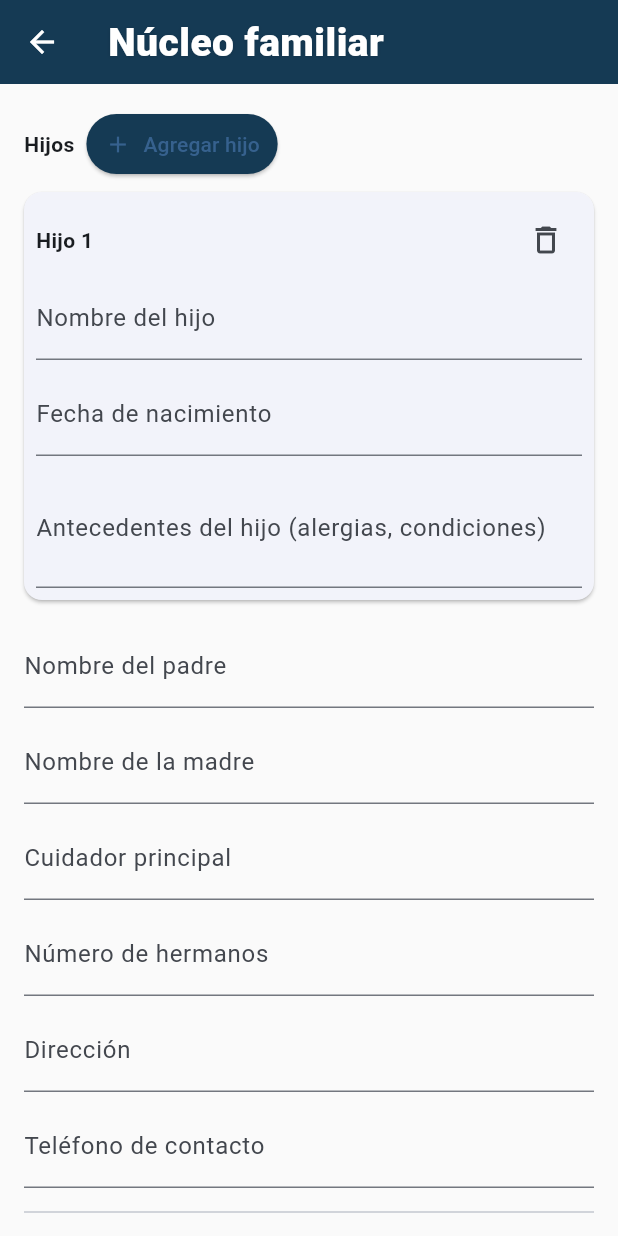
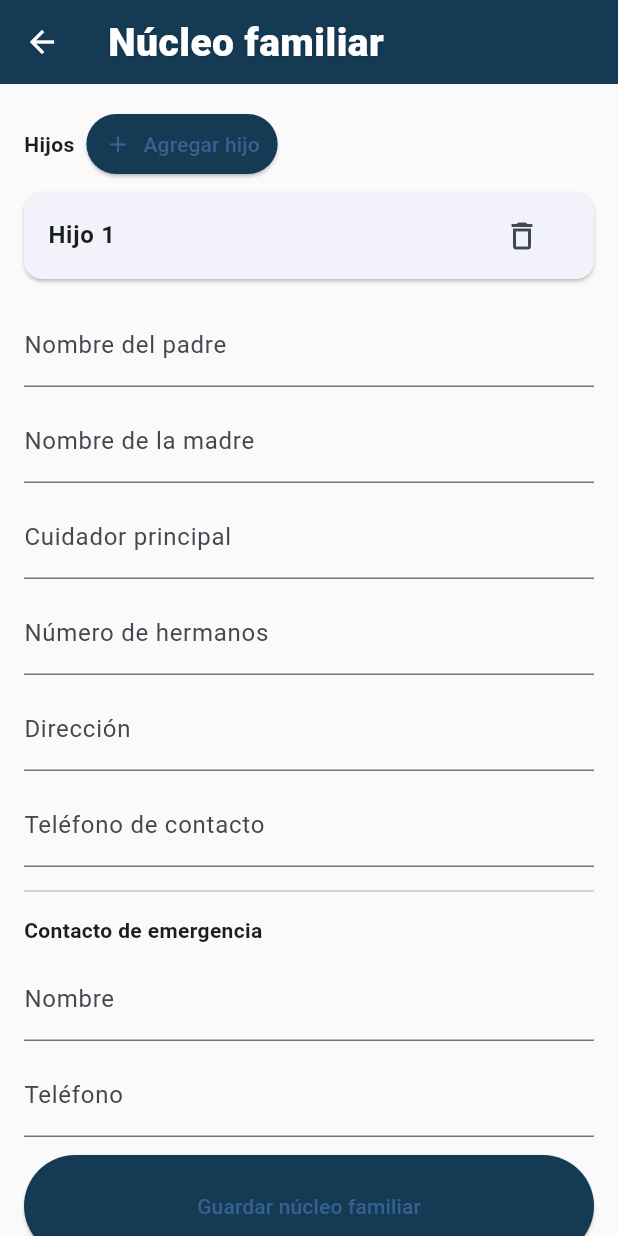
Before and after one commit to iatechsabana/pediatApp, a Flutter app: the FamilyCorePage screen opened directly, after a tap on "Agregar hijo", on a phone screen of 412 x 824 dp. Run offline on Flutter 3.47's test engine with Material 3 defaults, Android fonts, the light colour scheme and no system bars; our stand-ins replace dartz, firebase_auth, flutter_riverpod, go_router; accounts and stored records are empty.

Commit message:
subir cambios

```diff
--- a/lib/app_router.dart
+++ b/lib/app_router.dart
@@ -1,4 +1,3 @@
-import 'package:flutter/material.dart';
 import 'package:go_router/go_router.dart';
 
 final appRouter = GoRouter(
--- a/lib/features/assistant/presentation/pages/assistant_page.dart
+++ b/lib/features/assistant/presentation/pages/assistant_page.dart
@@ -114,7 +114,7 @@
                   }),
                   const SizedBox(width: AppDimens.paddingMedium),
                   if (_apiKey != null && _apiKey!.isNotEmpty)
-                    Expanded(child: Text('API: ****' + (_apiKey!.length > 4 ? _apiKey!.substring(_apiKey!.length - 4) : _apiKey!), style: const TextStyle(color: AppColors.textBlack54))),
+                    Expanded(child: Text('API: ****${_apiKey!.length > 4 ? _apiKey!.substring(_apiKey!.length - 4) : _apiKey!}', style: const TextStyle(color: AppColors.textBlack54))),
                   IconButton(
                     onPressed: () async {
                       final key = await _askForApiKey();
--- a/lib/features/dashboard/presentation/pages/family_core_page.dart
+++ b/lib/features/dashboard/presentation/pages/family_core_page.dart
@@ -64,21 +64,23 @@
       final child = _children[i];
       widgets.add(Card(
         margin: const EdgeInsets.only(bottom: AppDimens.paddingSmall),
-        child: Padding(
+        child: ExpansionTile(
+          key: ValueKey(i),
+          title: Row(
+            children: [
+              Expanded(child: Text(child.nameController.text.isEmpty ? 'Hijo ${i + 1}' : child.nameController.text, style: const TextStyle(fontWeight: FontWeight.w700))),
+            ],
+          ),
+          // place delete button in trailing area
+          trailing: IconButton(onPressed: () => _removeChild(i), icon: const Icon(Icons.delete_outline)),
+          children: [
+            Padding(
               padding: const EdgeInsets.all(AppDimens.paddingSmall),
               child: Column(
                 crossAxisAlignment: CrossAxisAlignment.stretch,
                 children: [
-              Row(
-                mainAxisAlignment: MainAxisAlignment.spaceBetween,
-                children: [
-                  Text('Hijo ${i + 1}', style: const TextStyle(fontWeight: FontWeight.w700)),
-                  IconButton(onPressed: () => _removeChild(i), icon: const Icon(Icons.delete_outline)),
-                ],
-              ),
                   TextFormField(controller: child.nameController, decoration: const InputDecoration(labelText: 'Nombre del hijo')),
                   const SizedBox(height: AppDimens.paddingSmall),
-              // Use a read-only field with a DatePicker for the child's date of birth
                   TextFormField(
                     controller: child.ageController,
                     decoration: const InputDecoration(labelText: 'Fecha de nacimiento'),
@@ -89,6 +91,8 @@
                   TextFormField(controller: child.notesController, decoration: const InputDecoration(labelText: 'Antecedentes del hijo (alergias, condiciones)'), maxLines: 2),
                 ],
               ),
+            ),
+          ],
         ),
       ));
     }
```
Lines whose indentation alone changed are shown as unchanged.
